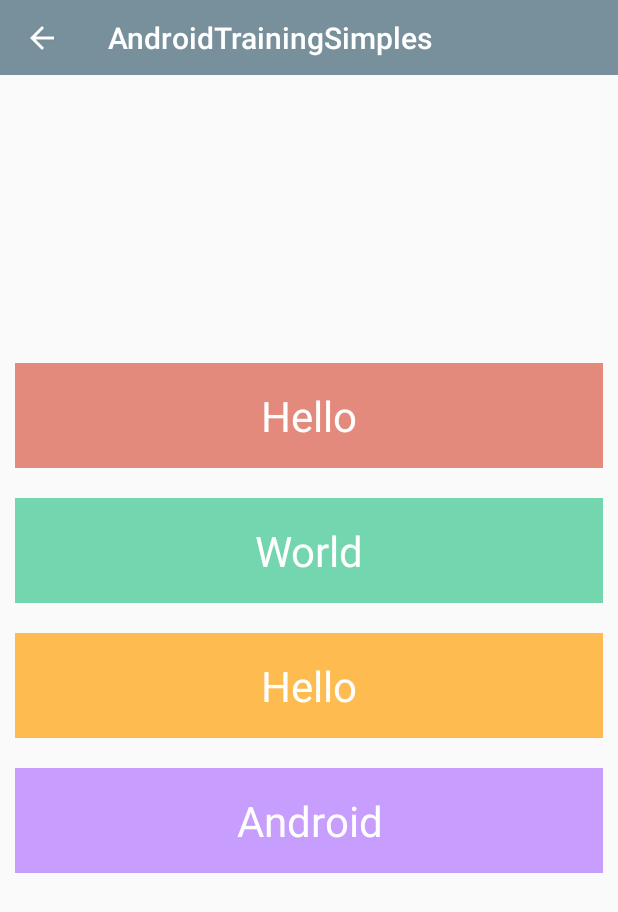
After one commit to pinguo-zhouwei/AndroidTrainingSimples, an Android app: the layout layout_animation.xml on its own in the app's theme, with its tools: preview values and no code run, on a phone screen of 412 x 824 dp. The commit adds this screen. Shown: the top 912 px of the screen. Run offline under Robolectric (Android 15) with nearby library versions, the phone set to English and light mode, and no system bars.

Commit message:
［更新］Layout Animation simple

```diff
--- a/app/src/main/AndroidManifest.xml
+++ b/app/src/main/AndroidManifest.xml
@@ -23,6 +23,10 @@
         <activity android:name=".viewpager_wrapper.VActivity"/>
 
         <activity android:name=".snap_helper.SnapHelperSimpleActivity"/>
+
+        <activity android:name=".layout_animation.LayoutAnimationActivity"
+            android:theme="@style/Theme.Design.Light.NoActionBar"
+            />
     </application>
 
 </manifest>
--- a/app/src/main/java/com/zhouwei/androidtrainingsimples/HomeFragment.java
+++ b/app/src/main/java/com/zhouwei/androidtrainingsimples/HomeFragment.java
@@ -19,6 +19,7 @@ public class HomeFragment extends AbsBaseFragment<String> {
             ,"FlexboxLayout 结合RecyclerView"
             ,"ViewPagerWrapper Simple"
             ,"SnapHelper Simple"
+            ,"LayoutAnimation Simple"
     };
     @Override
     public void onRecyclerViewInitialized() {
--- a/app/src/main/java/com/zhouwei/androidtrainingsimples/MainItemCell.java
+++ b/app/src/main/java/com/zhouwei/androidtrainingsimples/MainItemCell.java
@@ -7,6 +7,7 @@ import android.view.View;
 import android.view.ViewGroup;
 
 import com.zhouwei.androidtrainingsimples.flex_layoutmanager.FlexLayoutManagerSimpleActivity;
+import com.zhouwei.androidtrainingsimples.layout_animation.LayoutAnimationActivity;
 import com.zhouwei.androidtrainingsimples.snap_helper.SnapHelperSimpleActivity;
 import com.zhouwei.androidtrainingsimples.viewpager_wrapper.VActivity;
 import com.zhouwei.rvadapterlib.base.RVBaseCell;
@@ -57,6 +58,9 @@ public class MainItemCell extends RVBaseCell<String> implements View.OnClickList
             case 3:
                 intent = new Intent(v.getContext(), SnapHelperSimpleActivity.class);
                 break;
+            case 4:
+                intent = new Intent(v.getContext(), LayoutAnimationActivity.class);
+                break;
         }
 
         v.getContext().startActivity(intent);
--- /dev/null
+++ b/app/src/main/res/layout/layout_animation.xml
@@ -0,0 +1,77 @@
+<?xml version="1.0" encoding="utf-8"?>
+<RelativeLayout xmlns:android="http://schemas.android.com/apk/res/android"
+                xmlns:app="http://schemas.android.com/apk/res-auto"
+                android:orientation="vertical"
+                android:layout_width="match_parent"
+                android:layout_height="match_parent">
+     <android.support.v7.widget.Toolbar
+         android:id="@+id/toolbar"
+         android:layout_width="match_parent"
+         android:layout_height="50dp"
+         android:background="#78909c"
+         app:title="@string/app_name"
+         app:titleTextColor="@android:color/white"
+         app:navigationIcon="@drawable/navigation_back_white"
+         >
+     </android.support.v7.widget.Toolbar>
+    <!--<Button
+        android:id="@+id/btn_start_anim"
+        android:layout_width="wrap_content"
+        android:layout_height="wrap_content"
+        android:text="Start Animation"
+        android:layout_centerHorizontal="true"
+        />-->
+    <LinearLayout
+        android:layout_width="match_parent"
+        android:layout_height="wrap_content"
+        android:orientation="vertical"
+        android:id="@+id/layout_container"
+        android:visibility="visible"
+        android:gravity="center"
+        android:layout_marginLeft="10dp"
+        android:layout_marginRight="10dp"
+        android:layout_centerInParent="true"
+        >
+        <TextView
+            android:layout_width="match_parent"
+            android:layout_height="70dp"
+            android:textSize="28sp"
+            android:gravity="center"
+            android:background="#E38A7C"
+            android:textColor="@android:color/white"
+            android:text="Hello"
+            />
+        <TextView
+            android:layout_width="match_parent"
+            android:layout_height="70dp"
+            android:textSize="28sp"
+            android:textColor="@android:color/white"
+            android:text="World"
+            android:gravity="center"
+            android:background="#74D6AF"
+            android:layout_marginTop="20dp"
+            />
+        <TextView
+            android:layout_width="match_parent"
+            android:layout_height="70dp"
+            android:textSize="28sp"
+            android:textColor="@android:color/white"
+            android:text="Hello"
+            android:gravity="center"
+            android:background="#FEBB50"
+            android:layout_marginTop="20dp"
+            />
+        <TextView
+            android:layout_width="match_parent"
+            android:layout_height="70dp"
+            android:textSize="28sp"
+            android:textColor="@android:color/white"
+            android:text="Android"
+            android:gravity="center"
+            android:background="#C79EFE"
+            android:layout_marginTop="20dp"
+            />
+
+    </LinearLayout>
+
+</RelativeLayout>
```
Also changed, not shown: app/build.gradle (+7 -1 lines), app/src/main/java/com/zhouwei/androidtrainingsimples/layout_animation/LayoutAnimationActivity.java (added, +93 -0 lines), app/src/main/java/com/zhouwei/androidtrainingsimples/snap_helper/SnapItemCell.java (+9 -1 lines), app/src/main/java/com/zhouwei/androidtrainingsimples/viewpager_wrapper/ViewPagerWrapLayout.java (+8 -3 lines), app/src/main/res/anim/text_scale.xml (added, +14 -0 lines), app/src/main/res/menu/setting_menu.xml (added, +11 -0 lines), app/src/main/res/drawable-xhdpi/ic_favorite_more.png (added), app/src/main/res/drawable-xhdpi/navigation_back_white.png (added).
